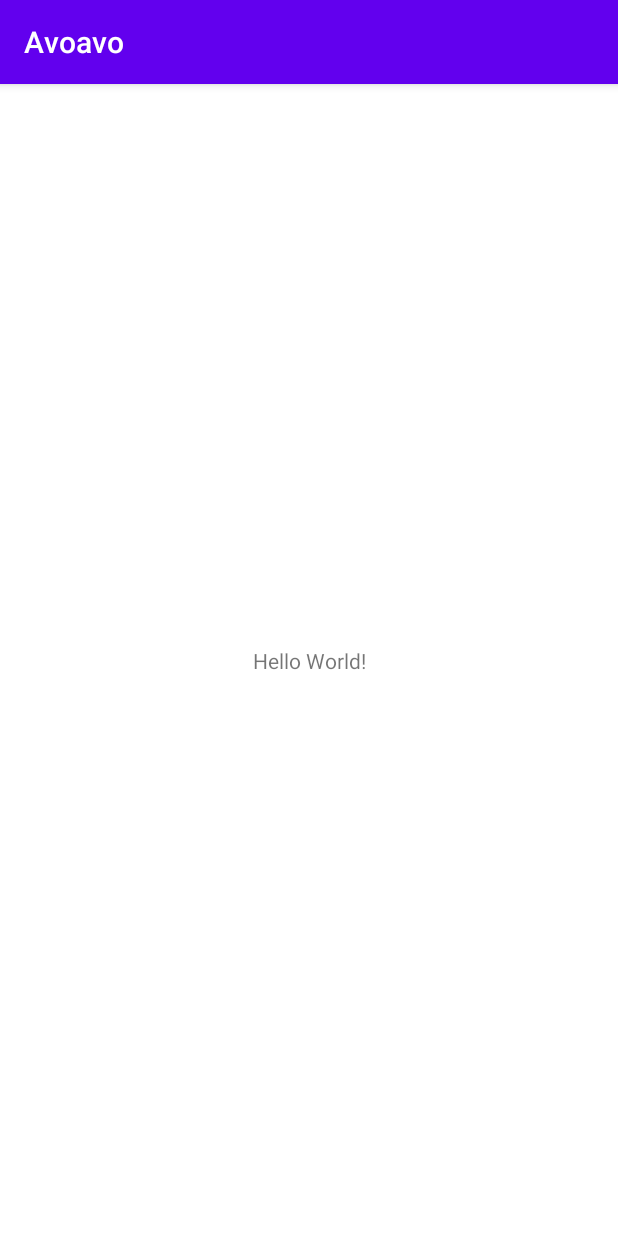
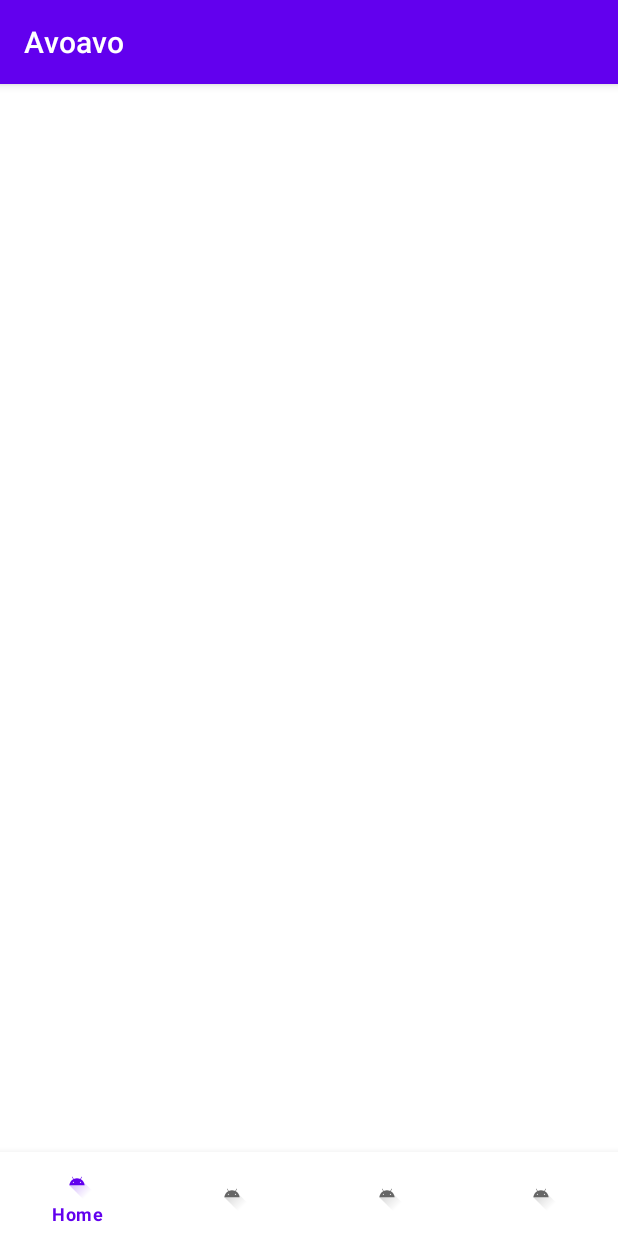
Before and after one commit to FunLocks/team2005, an Android app: the screen it shows after launch (MainActivity), on a phone screen of 412 x 824 dp. Run offline under Robolectric (Android 15) with nearby library versions, the phone set to English and light mode, and no system bars.

Commit message:
feature/navigation issue#10

```diff
--- a/Avoavo/app/build.gradle
+++ b/Avoavo/app/build.gradle
@@ -33,12 +33,18 @@ android {
 }
 
 dependencies {
+    // MaterialComponentsのBottomNavigationを使うため
+    implementation "com.google.android.material:material:1.1.0-alpha06"
 
     implementation "org.jetbrains.kotlin:kotlin-stdlib:$kotlin_version"
     implementation 'androidx.core:core-ktx:1.3.2'
     implementation 'androidx.appcompat:appcompat:1.2.0'
     implementation 'com.google.android.material:material:1.2.1'
     implementation 'androidx.constraintlayout:constraintlayout:2.0.4'
+    implementation 'androidx.legacy:legacy-support-v4:1.0.0'
+    def navigation_version = '2.3.1'
+    implementation "androidx.navigation:navigation-fragment-ktx:$navigation_version"
+    implementation "androidx.navigation:navigation-ui-ktx:$navigation_version"
     testImplementation 'junit:junit:4.+'
     androidTestImplementation 'androidx.test.ext:junit:1.1.2'
     androidTestImplementation 'androidx.test.espresso:espresso-core:3.3.0'
--- a/Avoavo/app/src/main/AndroidManifest.xml
+++ b/Avoavo/app/src/main/AndroidManifest.xml
@@ -9,7 +9,7 @@
         android:roundIcon="@mipmap/ic_launcher_round"
         android:supportsRtl="true"
         android:theme="@style/Theme.Avoavo">
-        <activity android:name=".MainActivity">
+        <activity android:name=".view.MainActivity">
             <intent-filter>
                 <action android:name="android.intent.action.MAIN" />
 
--- /dev/null
+++ b/Avoavo/app/src/main/java/com/yeahoohunters/avoavo/view/HomeFragment.kt
@@ -0,0 +1,23 @@
+package com.yeahoohunters.avoavo.view
+
+import android.os.Bundle
+import androidx.fragment.app.Fragment
+import android.view.LayoutInflater
+import android.view.View
+import android.view.ViewGroup
+import com.yeahoohunters.avoavo.R
+
+class HomeFragment : Fragment() {
+
+    override fun onCreate(savedInstanceState: Bundle?) {
+        super.onCreate(savedInstanceState)
+    }
+
+    override fun onCreateView(
+        inflater: LayoutInflater, container: ViewGroup?,
+        savedInstanceState: Bundle?
+    ): View? {
+        // Inflate the layout for this fragment
+        return inflater.inflate(R.layout.fragment_home, container, false)
+    }
+}
--- /dev/null
+++ b/Avoavo/app/src/main/java/com/yeahoohunters/avoavo/view/MainActivity.kt
@@ -0,0 +1,49 @@
+package com.yeahoohunters.avoavo.view
+
+import androidx.appcompat.app.AppCompatActivity
+import android.os.Bundle
+import com.google.android.material.bottomnavigation.BottomNavigationView
+import com.yeahoohunters.avoavo.R
+
+class MainActivity : AppCompatActivity(){
+    private val navListener = BottomNavigationView.OnNavigationItemSelectedListener { item ->
+        when (item.itemId) {
+            R.id.navi_home -> {
+                supportFragmentManager.beginTransaction()
+                    .replace(R.id.navigation, HomeFragment())
+                    .commit()
+                return@OnNavigationItemSelectedListener true
+            }
+            R.id.navi_graph -> {
+                supportFragmentManager.beginTransaction()
+                    .replace(R.id.navigation, GraphFragment())
+                    .commit()
+                return@OnNavigationItemSelectedListener true
+            }
+            R.id.navi_myplace -> {
+                supportFragmentManager.beginTransaction()
+                    .replace(R.id.navigation, MyplaceFragment())
+                    .commit()
+                return@OnNavigationItemSelectedListener true
+            }
+            R.id.navi_forecast -> {
+                supportFragmentManager.beginTransaction()
+                    .replace(R.id.navigation, ForecastFragment())
+                    .commit()
+                return@OnNavigationItemSelectedListener true
+            }
+        }
+        false
+    }
+
+    override fun onCreate(savedInstanceState: Bundle?) {
+        super.onCreate(savedInstanceState)
+        setContentView(R.layout.activity_main)
+        val navigation: BottomNavigationView = findViewById(R.id.navigation)
+        navigation.setOnNavigationItemSelectedListener(navListener)
+
+        supportFragmentManager.beginTransaction()
+            .replace(R.id.frameLayout, HomeFragment())
+            .commit()
+    }
+}
--- a/Avoavo/app/src/main/res/layout/activity_main.xml
+++ b/Avoavo/app/src/main/res/layout/activity_main.xml
@@ -1,18 +1,29 @@
 <?xml version="1.0" encoding="utf-8"?>
-<androidx.constraintlayout.widget.ConstraintLayout xmlns:android="http://schemas.android.com/apk/res/android"
+<androidx.constraintlayout.widget.ConstraintLayout
+    xmlns:android="http://schemas.android.com/apk/res/android"
     xmlns:app="http://schemas.android.com/apk/res-auto"
     xmlns:tools="http://schemas.android.com/tools"
+    android:id="@+id/container"
     android:layout_width="match_parent"
     android:layout_height="match_parent"
-    tools:context=".MainActivity">
+    tools:context=".view.MainActivity">
 
-    <TextView
-        android:layout_width="wrap_content"
+    <FrameLayout
+        android:id="@+id/frameLayout"
+        android:layout_width="match_parent"
+        android:layout_height="0dp"
+        app:layout_constraintBottom_toTopOf="@+id/navigation"
+        app:layout_constraintLeft_toLeftOf="parent"
+        app:layout_constraintTop_toTopOf="parent" />
+
+    <com.google.android.material.bottomnavigation.BottomNavigationView
+        android:id="@+id/navigation"
+        android:layout_width="0dp"
         android:layout_height="wrap_content"
-        android:text="Hello World!"
+        android:layout_gravity="bottom"
+        android:background="?android:attr/windowBackground"
         app:layout_constraintBottom_toBottomOf="parent"
         app:layout_constraintLeft_toLeftOf="parent"
         app:layout_constraintRight_toRightOf="parent"
-        app:layout_constraintTop_toTopOf="parent" />
-
+        app:menu="@menu/navigation" />
 </androidx.constraintlayout.widget.ConstraintLayout>
--- /dev/null
+++ b/Avoavo/app/src/main/res/layout/fragment_forecast.xml
@@ -0,0 +1,6 @@
+<?xml version="1.0" encoding="utf-8"?>
+<FrameLayout xmlns:android="http://schemas.android.com/apk/res/android"
+    xmlns:tools="http://schemas.android.com/tools"
+    android:layout_width="match_parent"
+    android:layout_height="match_parent"
+    tools:context=".view.ForecastFragment"/>
--- /dev/null
+++ b/Avoavo/app/src/main/res/layout/fragment_graph.xml
@@ -0,0 +1,6 @@
+<?xml version="1.0" encoding="utf-8"?>
+<FrameLayout xmlns:android="http://schemas.android.com/apk/res/android"
+    xmlns:tools="http://schemas.android.com/tools"
+    android:layout_width="match_parent"
+    android:layout_height="match_parent"
+    tools:context=".view.GraphFragment"/>
--- /dev/null
+++ b/Avoavo/app/src/main/res/layout/fragment_home.xml
@@ -0,0 +1,7 @@
+<?xml version="1.0" encoding="utf-8"?>
+<FrameLayout xmlns:android="http://schemas.android.com/apk/res/android"
+    xmlns:tools="http://schemas.android.com/tools"
+    android:layout_width="match_parent"
+    android:layout_height="match_parent"
+    tools:context=".view.HomeFragment">
+</FrameLayout>
--- /dev/null
+++ b/Avoavo/app/src/main/res/menu/navigation.xml
@@ -0,0 +1,19 @@
+<?xml version="1.0" encoding="utf-8"?>
+<menu xmlns:android="http://schemas.android.com/apk/res/android">
+    <item
+        android:id="@+id/navi_home"
+        android:icon="@drawable/ic_launcher_foreground"
+        android:title="Home"/>
+    <item
+        android:id="@+id/navi_graph"
+        android:icon="@drawable/ic_launcher_foreground"
+        android:title="Graph"/>
+    <item
+        android:id="@+id/navi_myplace"
+        android:icon="@drawable/ic_launcher_foreground"
+        android:title="Myplace"/>
+    <item
+        android:id="@+id/navi_forecast"
+        android:icon="@drawable/ic_launcher_foreground"
+        android:title="Forcast"/>
+</menu>
--- a/Avoavo/app/src/main/res/values/strings.xml
+++ b/Avoavo/app/src/main/res/values/strings.xml
@@ -1,3 +1,5 @@
 <resources>
     <string name="app_name">Avoavo</string>
+    <!-- TODO: Remove or change this placeholder text -->
+    <string name="hello_blank_fragment">Hello blank fragment</string>
 </resources>
```
Also changed, not shown: Avoavo/app/src/main/java/com/yeahoohunters/avoavo/MainActivity.kt (deleted, +0 -11 lines), Avoavo/app/src/main/java/com/yeahoohunters/avoavo/model/Parm.kt (added, +7 -0 lines), Avoavo/app/src/main/java/com/yeahoohunters/avoavo/view/ForecastFragment.kt (added, +24 -0 lines), Avoavo/app/src/main/java/com/yeahoohunters/avoavo/view/GraphFragment.kt (added, +22 -0 lines), Avoavo/app/src/main/java/com/yeahoohunters/avoavo/view/MyplaceFragment.kt (added, +23 -0 lines), Avoavo/app/src/main/res/layout/fragment_myplace.xml (added, +7 -0 lines).
